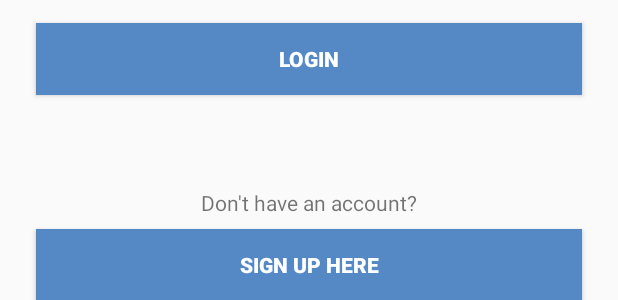
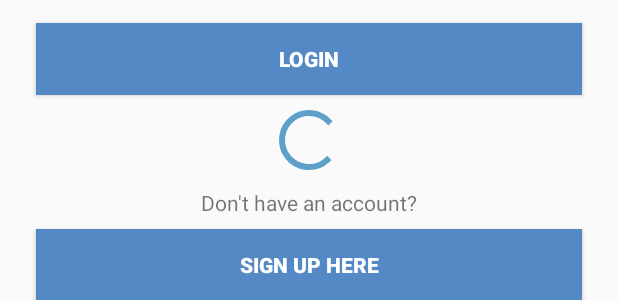
Before and after one commit to FlashThePlayer/Smack, an Android app: the layout activity_login.xml on its own in the app's theme, with its tools: preview values and no code run, on a phone screen of 412 x 824 dp. Shown: the part 185-485 px from the top of the screen. Run offline under Robolectric (Android 15) with nearby library versions, the phone set to English and light mode, and no system bars.

Commit message:
lesson 10 commit

```diff
--- a/app/src/main/res/layout/activity_login.xml
+++ b/app/src/main/res/layout/activity_login.xml
@@ -80,4 +80,16 @@
             app:layout_constraintTop_toBottomOf="@+id/loginEmailTxt"
             android:hint="password"/>
 
+    <ProgressBar
+            style="?android:attr/progressBarStyle"
+            android:layout_width="wrap_content"
+            android:layout_height="wrap_content"
+            android:id="@+id/loginSpinner"
+            android:layout_marginBottom="8dp"
+            app:layout_constraintBottom_toTopOf="@+id/textView"
+            app:layout_constraintEnd_toEndOf="parent"
+            android:layout_marginEnd="8dp"
+            app:layout_constraintStart_toStartOf="parent"
+            android:layout_marginStart="8dp"/>
+
 </android.support.constraint.ConstraintLayout>
```
Also changed, not shown: app/src/main/java/com/example/timuc/smack/Controller/LoginActivity.kt (+50 -7 lines).
